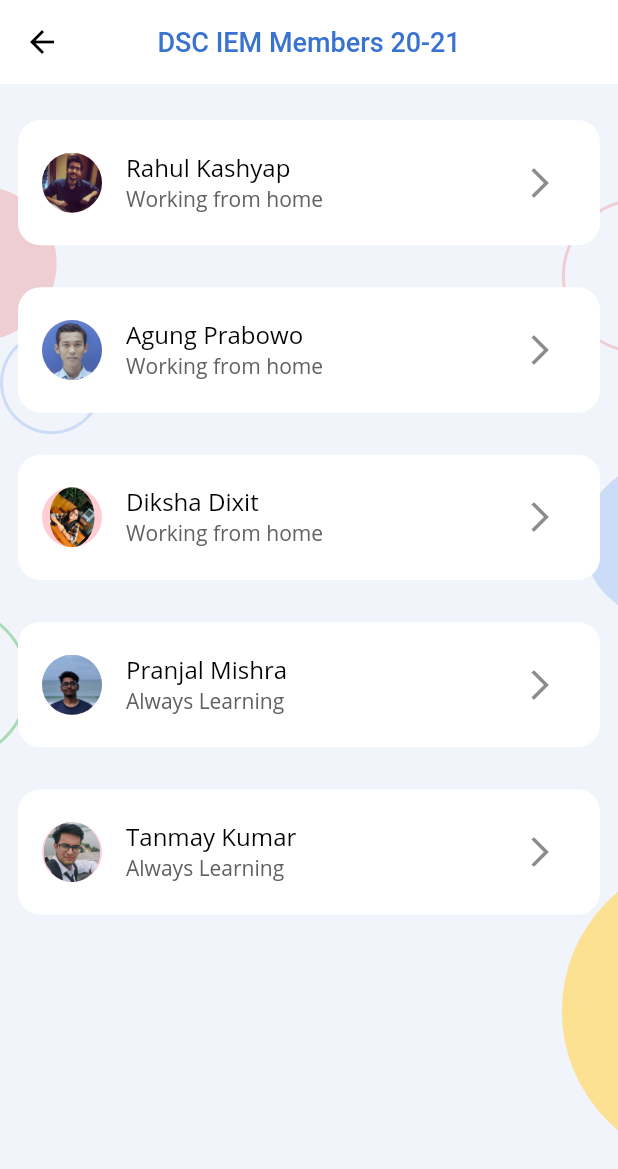
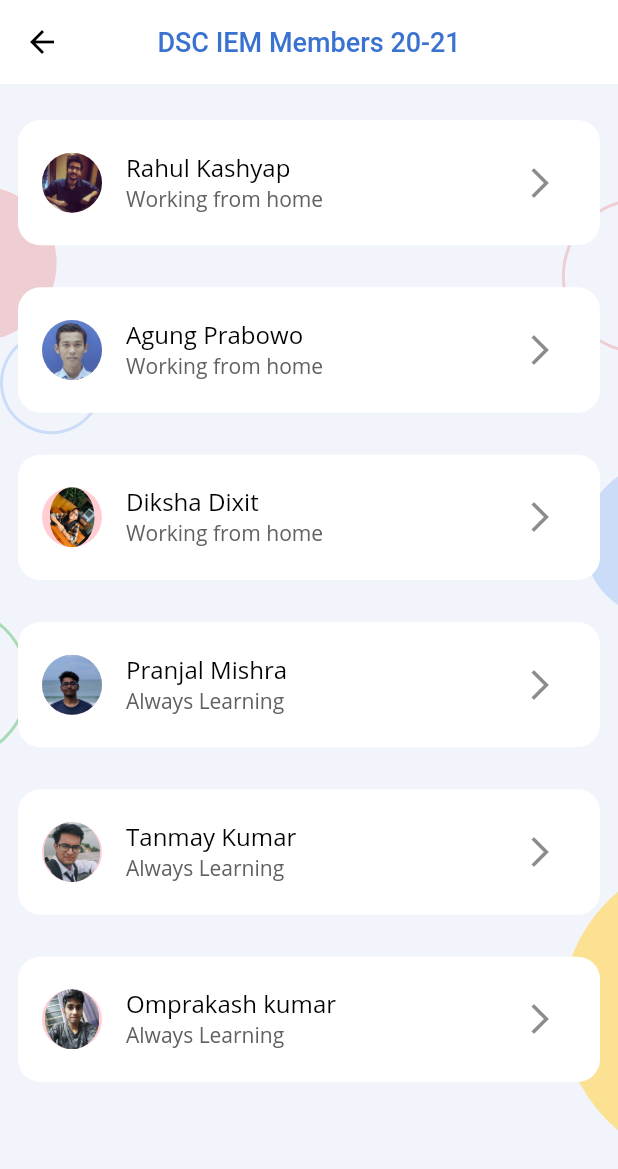
Before and after one commit to dsc-iem/AppDev-Hacktoberfest, a Flutter app: the MembersOverviewScreen screen opened directly, on a phone screen of 412 x 824 dp. Shown: the top 1169 px of the screen. Run offline on Flutter 3.47's test engine with Material 2 defaults, Android fonts, the phone set to English and light mode, and no system bars; our stand-ins replace shared_preferences; missing offline and left inert: circular_reveal_animation; accounts and stored records are empty.

Commit message:
initial commit

```diff
--- a/lib/data/all_members.dart
+++ b/lib/data/all_members.dart
@@ -82,6 +82,17 @@
         githubUrl: 'https://github.com/peekaboo5149',
         linkedInUrl: 'https://www.linkedin.com/in/tanmay-kumar-aaa9991b8/',
         status: 'Always Learning'),
+    Member(
+        name: 'Omprakash kumar',
+        year: '3rd',
+        department: 'Electrical',
+        profilePath: 'assets/profiles/Omprakash.jpeg',
+        aboutMe:
+        'I am Web developer. I am passionate about learning python and django',
+        fburl: 'https://www.facebook.com/ommiy2j',
+        githubUrl: 'https://github.com/ommiy2j',
+        linkedInUrl: 'https://www.linkedin.com/in/omprakash-kumar-0237161b0/',
+        status: 'Always Learning'),
 
   ];
 
```
Also changed, not shown: assets/profiles/Omprakash.jpeg (added).
